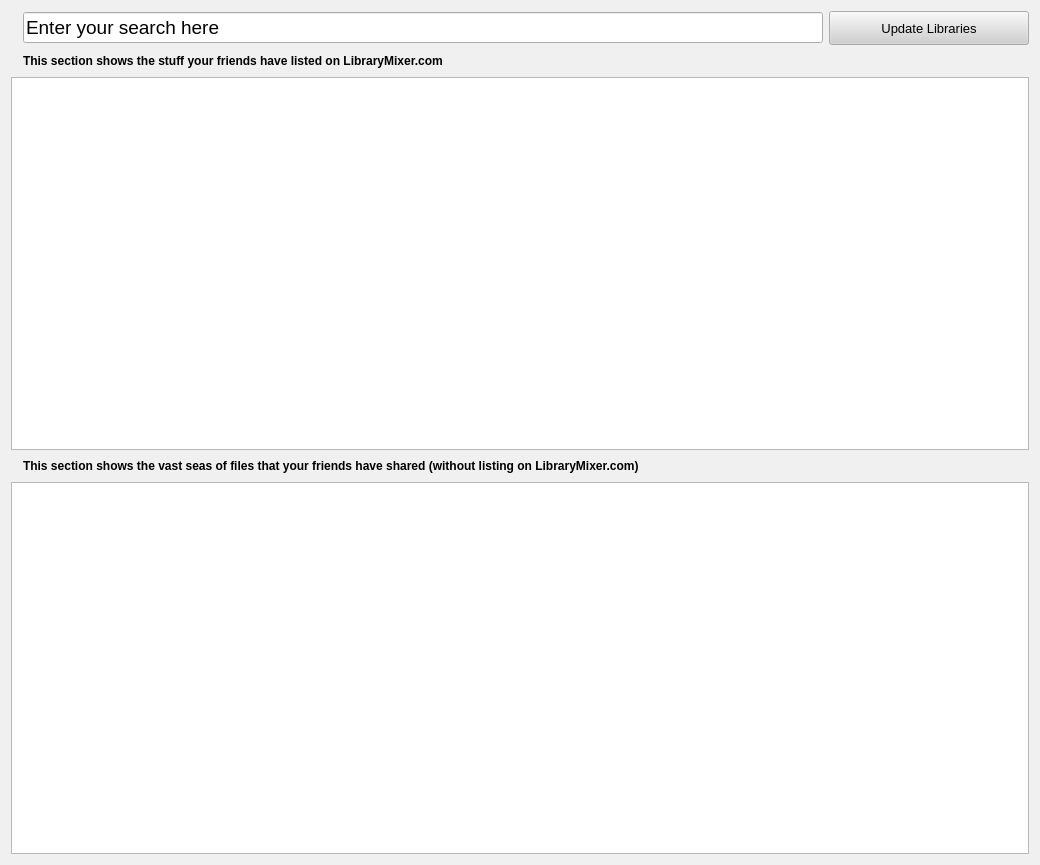
rebeccaskinner/The-Mixologist, file MixologistGui/gui/FriendsLibraryDialog.ui: the form before one commit.
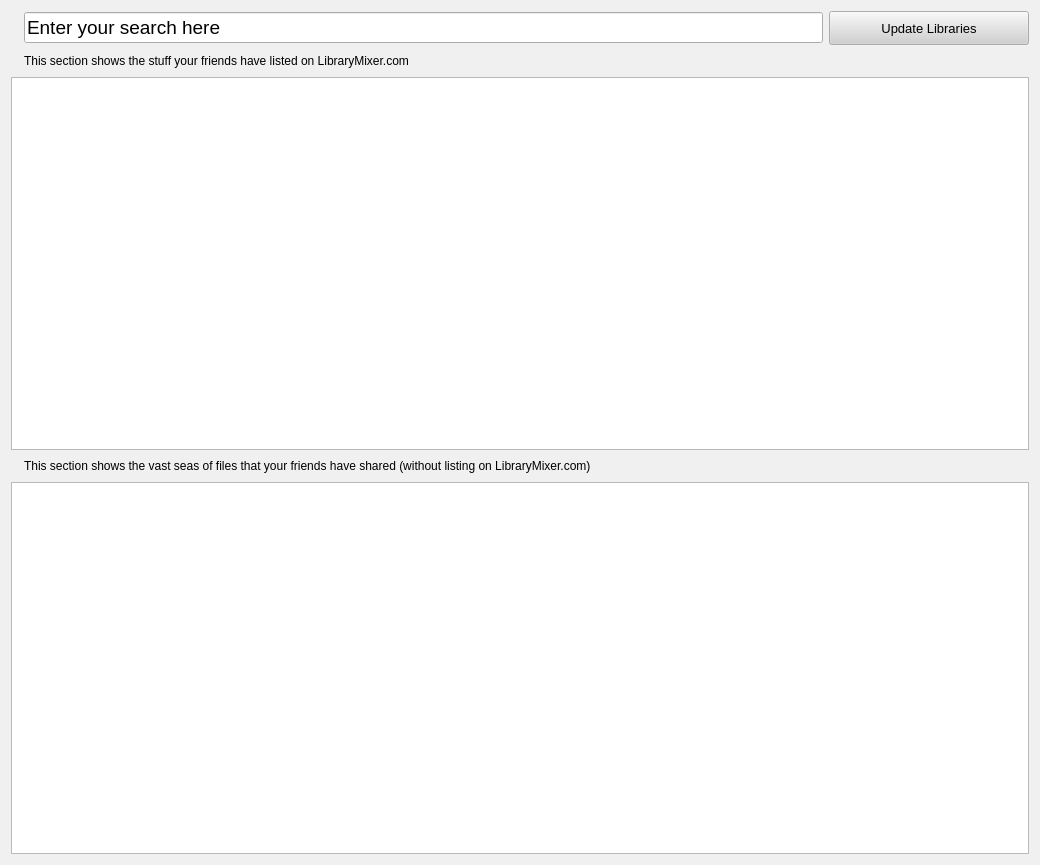
The form after the commit. Icons and pictures are not drawn.

What changed in the file:
```diff
--- a/MixologistGui/gui/FriendsLibraryDialog.ui
+++ b/MixologistGui/gui/FriendsLibraryDialog.ui
@@ -485,12 +485,6 @@
     </disabled>
    </palette>
   </property>
-  <property name="font">
-   <font>
-    <family>Arial</family>
-    <pointsize>8</pointsize>
-   </font>
-  </property>
   <property name="contextMenuPolicy">
    <enum>Qt::NoContextMenu</enum>
   </property>
@@ -575,13 +569,6 @@
        </item>
        <item>
         <widget class="QLabel" name="libraryListLabel">
-         <property name="font">
-          <font>
-           <pointsize>9</pointsize>
-           <weight>75</weight>
-           <bold>true</bold>
-          </font>
-         </property>
          <property name="text">
           <string>This section shows the stuff your friends have listed on LibraryMixer.com</string>
          </property>
@@ -654,13 +641,6 @@
        </item>
        <item>
         <widget class="QLabel" name="offLMListLabel">
-         <property name="font">
-          <font>
-           <pointsize>9</pointsize>
-           <weight>75</weight>
-           <bold>true</bold>
-          </font>
-         </property>
          <property name="text">
           <string>This section shows the vast seas of files that your friends have shared (without listing on LibraryMixer.com)</string>
          </property>
```
